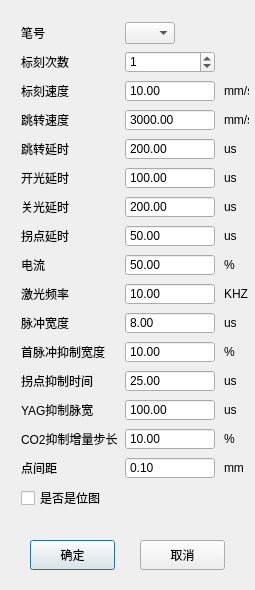
Before: the Qt Designer form UFO/ui/MarkParaSet.ui in cyzzlp/UFO, drawn with Qt 5.
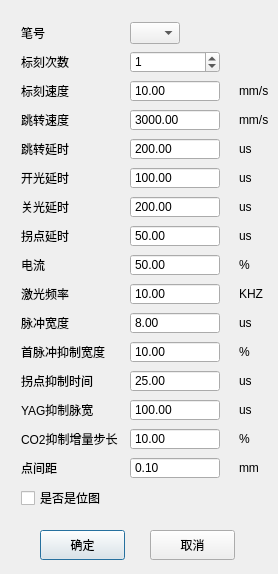
After: the same form once the commit is applied.

The edit to the form file:
```diff
--- a/UFO/ui/MarkParaSet.ui
+++ b/UFO/ui/MarkParaSet.ui
@@ -6,8 +6,8 @@
    <rect>
     <x>0</x>
     <y>0</y>
-    <width>255</width>
-    <height>590</height>
+    <width>278</width>
+    <height>574</height>
    </rect>
   </property>
   <property name="windowTitle">
@@ -18,10 +18,22 @@
     <rect>
      <x>10</x>
      <y>10</y>
-     <width>251</width>
+     <width>271</width>
      <height>521</height>
     </rect>
    </property>
+   <property name="minimumSize">
+    <size>
+     <width>271</width>
+     <height>521</height>
+    </size>
+   </property>
+   <property name="maximumSize">
+    <size>
+     <width>271</width>
+     <height>521</height>
+    </size>
+   </property>
    <property name="styleSheet">
     <string notr="true">QGroupBox {
 	border-style: solid;
@@ -267,7 +279,7 @@
       </property>
       <property name="minimumSize">
        <size>
-        <width>25</width>
+        <width>30</width>
         <height>0</height>
        </size>
       </property>
@@ -660,7 +672,7 @@
       </property>
       <property name="minimumSize">
        <size>
-        <width>25</width>
+        <width>30</width>
         <height>0</height>
        </size>
       </property>
@@ -817,7 +829,7 @@
       </property>
       <property name="minimumSize">
        <size>
-        <width>25</width>
+        <width>30</width>
         <height>0</height>
        </size>
       </property>
@@ -1001,8 +1013,8 @@
   <widget class="QPushButton" name="GetMarkParaSetting">
    <property name="geometry">
     <rect>
-     <x>30</x>
-     <y>540</y>
+     <x>40</x>
+     <y>530</y>
      <width>85</width>
      <height>30</height>
     </rect>
@@ -1032,8 +1044,8 @@
   <widget class="QPushButton" name="CancelMarkParaSetting">
    <property name="geometry">
     <rect>
-     <x>140</x>
-     <y>540</y>
+     <x>150</x>
+     <y>530</y>
      <width>85</width>
      <height>30</height>
     </rect>
```
